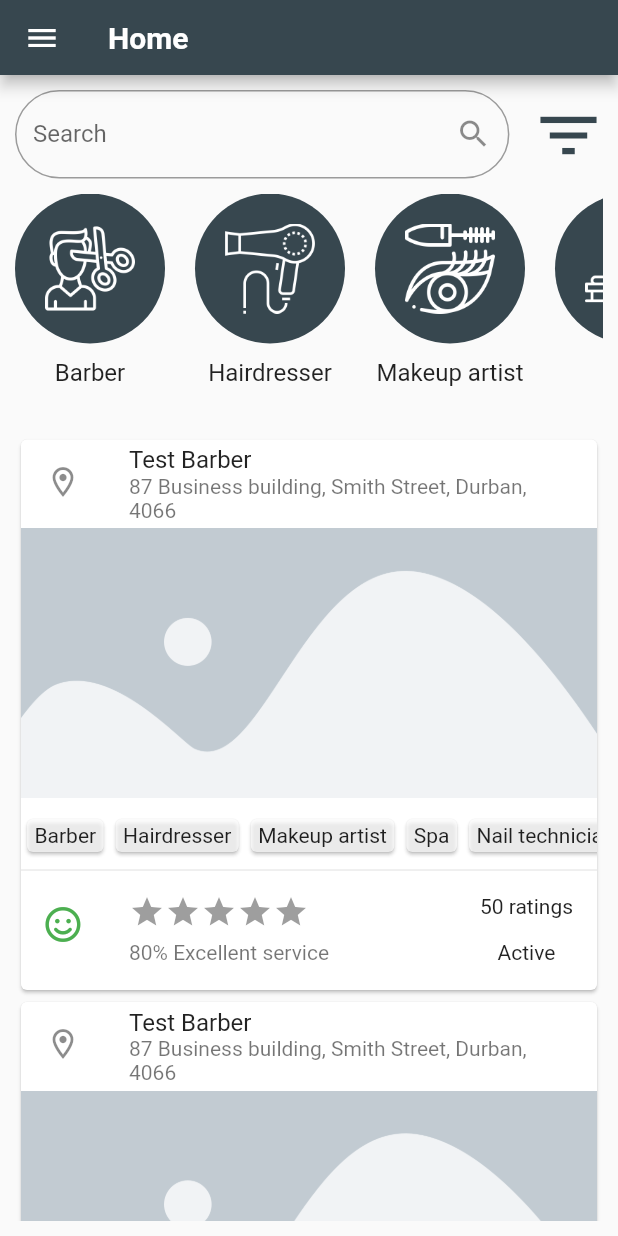
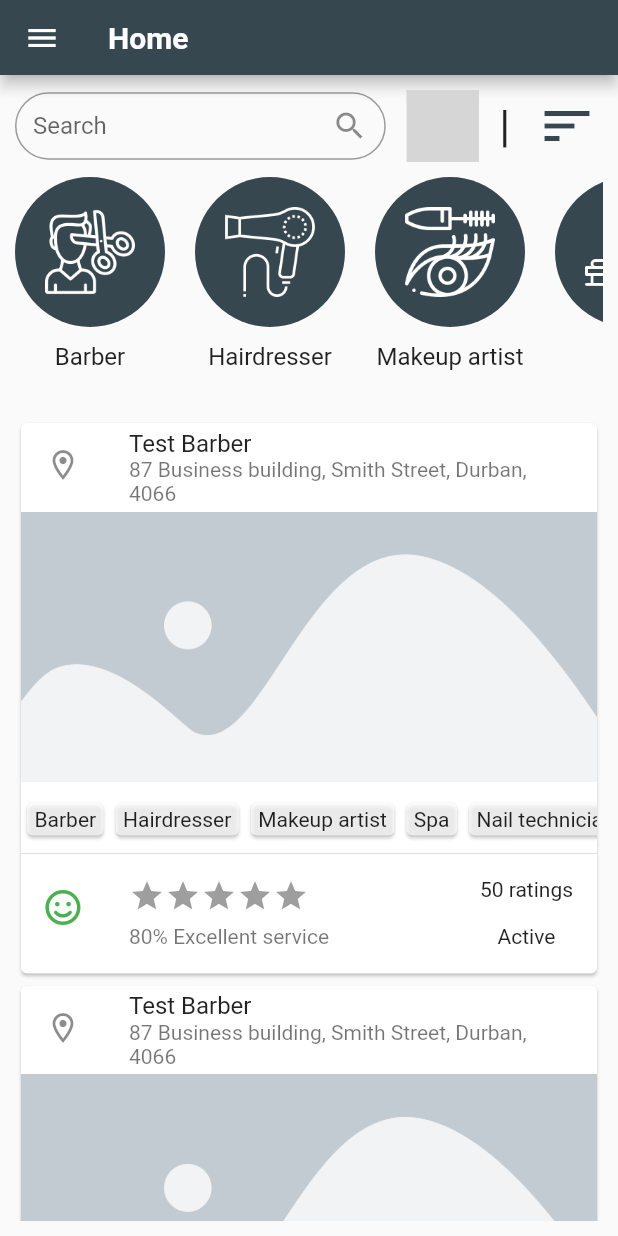
Before and after one commit to Groomzy-Softwares/frontend-app, a Flutter app: the HomeScreen screen opened by its route, on a phone screen of 412 x 824 dp. Run offline on Flutter 3.47's test engine with Material 2 defaults, Android fonts, the phone set to English and light mode, and no system bars; drawn by our look-alikes of flutter_rating_bar; our stand-ins replace auto_size_text, flutter_dotenv, font_awesome_flutter, graphql_flutter, shared_preferences; missing offline and left inert: jaguar_jwt; accounts and stored records are empty; grey boxes are pictures that could not be loaded.

Commit message:
added sort stateless widget

```diff
--- a/lib/android/screens/home/home.dart
+++ b/lib/android/screens/home/home.dart
@@ -4,6 +4,7 @@ import '../../widgets/horizontal_scroll/category_labels.dart';
 import '../../widgets/search/search.dart';
 import '../../widgets/filters/filters.dart';
 import '../../widgets/service/service.dart';
+import '../../widgets/sort/sort.dart';
 
 class Home extends StatelessWidget {
   final Map user;
@@ -21,6 +22,8 @@ class Home extends StatelessWidget {
               children: [
                 AndroidSearch(),
                 AndroidFilters(),
+                Text('|', style: TextStyle(fontSize: 30),),
+                AndroidSort(),
               ],
             ),
           ),
--- a/lib/android/widgets/search/search.dart
+++ b/lib/android/widgets/search/search.dart
@@ -8,7 +8,8 @@ class AndroidSearch extends StatelessWidget {
   @override
   Widget build(BuildContext context) {
     return Container(
-      width: MediaQuery.of(context).size.width * 0.80,
+      height: 45.0,
+      width: MediaQuery.of(context).size.width * 0.6,
       child: AndroidTextField(
         label: 'Search',
         suffixIcon: Icons.search_outlined,
--- a/lib/android/widgets/filters/filters.dart
+++ b/lib/android/widgets/sort/sort.dart
@@ -1,7 +1,7 @@
 import 'package:flutter/material.dart';
 
-class AndroidFilters extends StatelessWidget {
-  const AndroidFilters({Key key}) : super(key: key);
+class AndroidSort extends StatelessWidget {
+  const AndroidSort({Key key}) : super(key: key);
 
   @override
   Widget build(BuildContext context) {
@@ -9,8 +9,8 @@ class AndroidFilters extends StatelessWidget {
       child: IconButton(
         padding: EdgeInsets.zero,
         icon: Icon(
-          Icons.filter_list_outlined,
-          size: 50,
+          Icons.sort_outlined,
+          size: 40,
           color: Theme.of(context).primaryColor,
         ),
         onPressed: () {},
```
